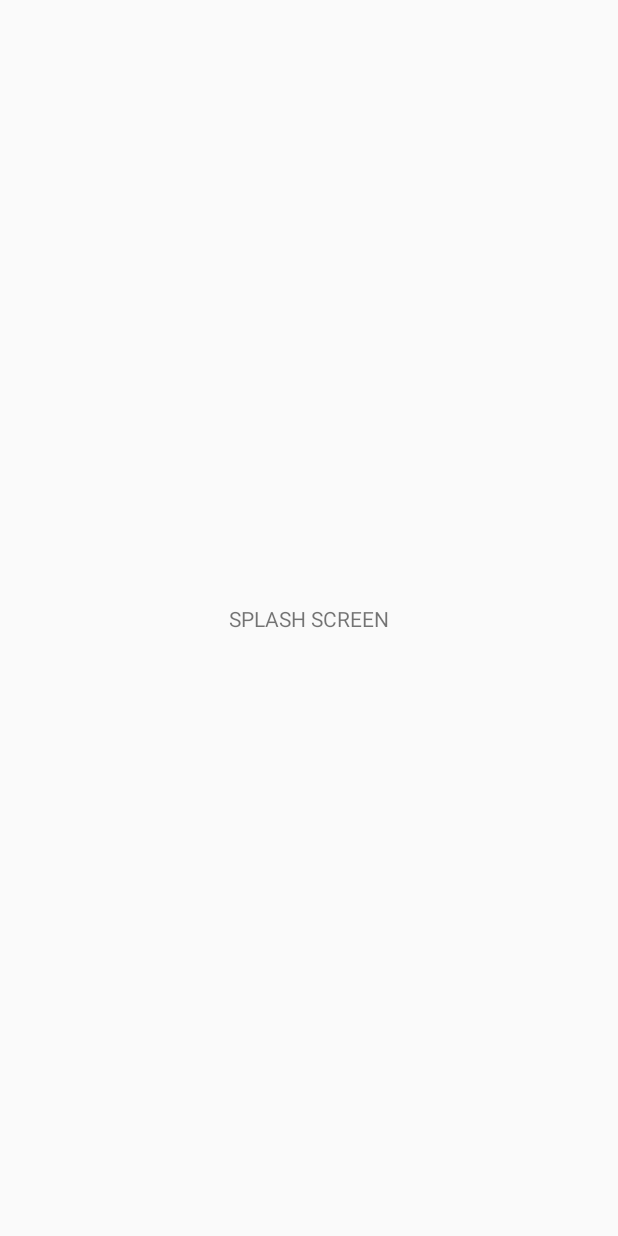
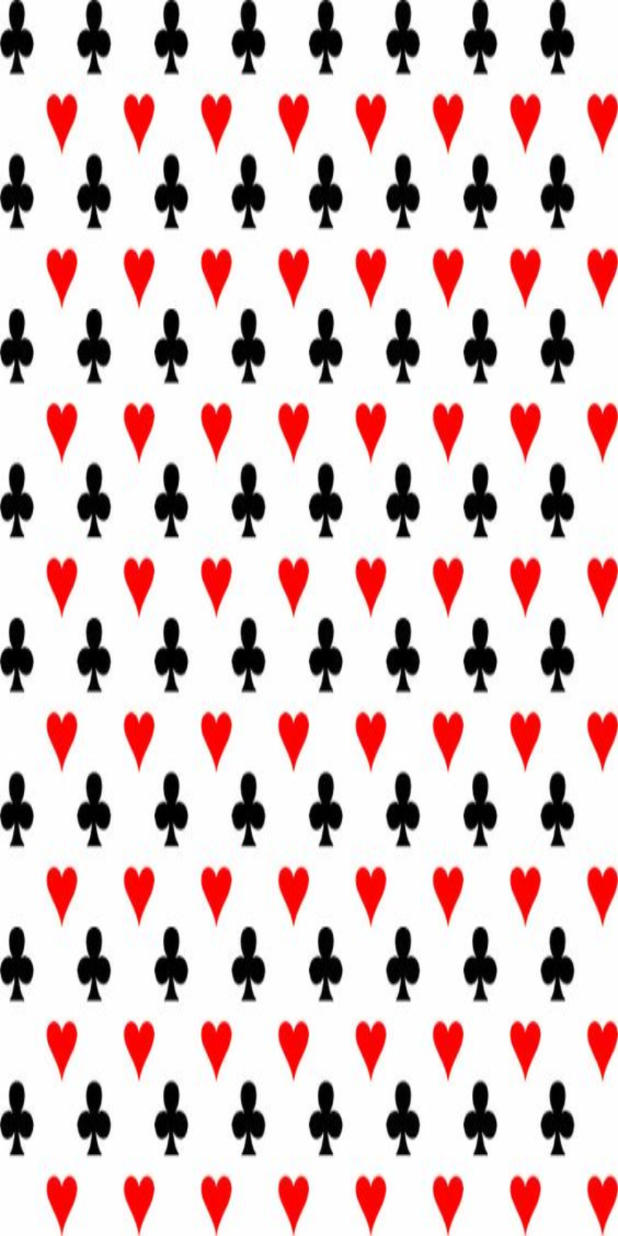
Before and after one commit to wellyogui/TrucoCounter, an Android app: the SplashScreen screen opened directly, with no data from a screen before it, on a phone screen of 412 x 824 dp. Before the commit the screen is almost empty. Run offline under Robolectric (Android 15) with nearby library versions, the light colour scheme and no system bars; our stand-ins replace ButterKnife.

Commit message:
imagem do botão (ajustar tamanho)

```diff
--- a/app/src/main/res/layout/activity_main.xml
+++ b/app/src/main/res/layout/activity_main.xml
@@ -111,7 +111,7 @@
             android:layout_height="wrap_content"
             android:layout_marginTop="200dp"
             android:layout_gravity="center"
-            android:src="@drawable/menu2"
+            android:src="@mipmap/gear_menu"
             android:background="#00FFFFFF"
             />
 
--- a/app/src/main/res/layout/activity_splash_screen.xml
+++ b/app/src/main/res/layout/activity_splash_screen.xml
@@ -6,13 +6,10 @@
     android:layout_height="match_parent"
     tools:context="wellington.br.com.trucocounter.SplashScreen">
 
-    <TextView
-        android:layout_width="wrap_content"
-        android:layout_height="wrap_content"
-        android:text="SPLASH SCREEN"
-        app:layout_constraintBottom_toBottomOf="parent"
-        app:layout_constraintLeft_toLeftOf="parent"
-        app:layout_constraintRight_toRightOf="parent"
-        app:layout_constraintTop_toTopOf="parent" />
+    <ImageView
+        android:layout_width="match_parent"
+        android:layout_height="match_parent"
+        android:scaleType="fitXY"
+        android:src="@drawable/splash"/>
 
 </android.support.constraint.ConstraintLayout>
--- a/build.gradle
+++ b/build.gradle
@@ -5,7 +5,7 @@ buildscript {
         jcenter()
     }
     dependencies {
-        classpath 'com.android.tools.build:gradle:2.3.2'
+        classpath 'com.android.tools.build:gradle:2.3.3'
 
         // NOTE: Do not place your application dependencies here; they belong
         // in the individual module build.gradle files
```
Also changed, not shown: app/src/main/gear_menu-web.png (added), app/src/main/res/drawable/gear_menu1.png (added), app/src/main/res/drawable/gear_menu2.png (added), app/src/main/res/drawable/splash.jpg (added), app/src/main/res/mipmap-hdpi/gear_menu.png (added), app/src/main/res/mipmap-mdpi/gear_menu.png (added), app/src/main/res/mipmap-xhdpi/gear_menu.png (added), app/src/main/res/mipmap-xxhdpi/gear_menu.png (added), app/src/main/res/mipmap-xxxhdpi/gear_menu.png (added).
